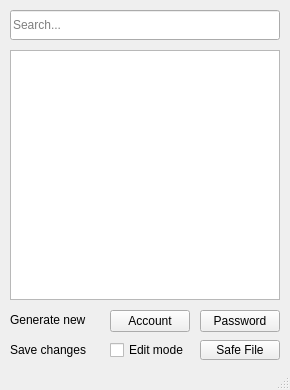
Qt form quickpass.ui (cixtor/quickpass) before a commit.
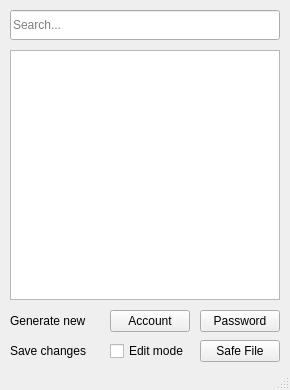
The same form after that commit.

Commit message: Modified. Height of all buttons and label components

The edit to the form file:
```diff
--- a/quickpass.ui
+++ b/quickpass.ui
@@ -45,7 +45,7 @@
       <x>10</x>
       <y>340</y>
       <width>90</width>
-      <height>20</height>
+      <height>22</height>
      </rect>
     </property>
     <property name="text">
@@ -58,7 +58,7 @@
       <x>200</x>
       <y>340</y>
       <width>80</width>
-      <height>20</height>
+      <height>22</height>
      </rect>
     </property>
     <property name="text">
@@ -86,7 +86,7 @@
       <x>110</x>
       <y>340</y>
       <width>80</width>
-      <height>20</height>
+      <height>22</height>
      </rect>
     </property>
     <property name="text">
@@ -125,7 +125,7 @@
       <x>10</x>
       <y>310</y>
       <width>90</width>
-      <height>20</height>
+      <height>22</height>
      </rect>
     </property>
     <property name="text">
```
The commit also changes 3 other files.
